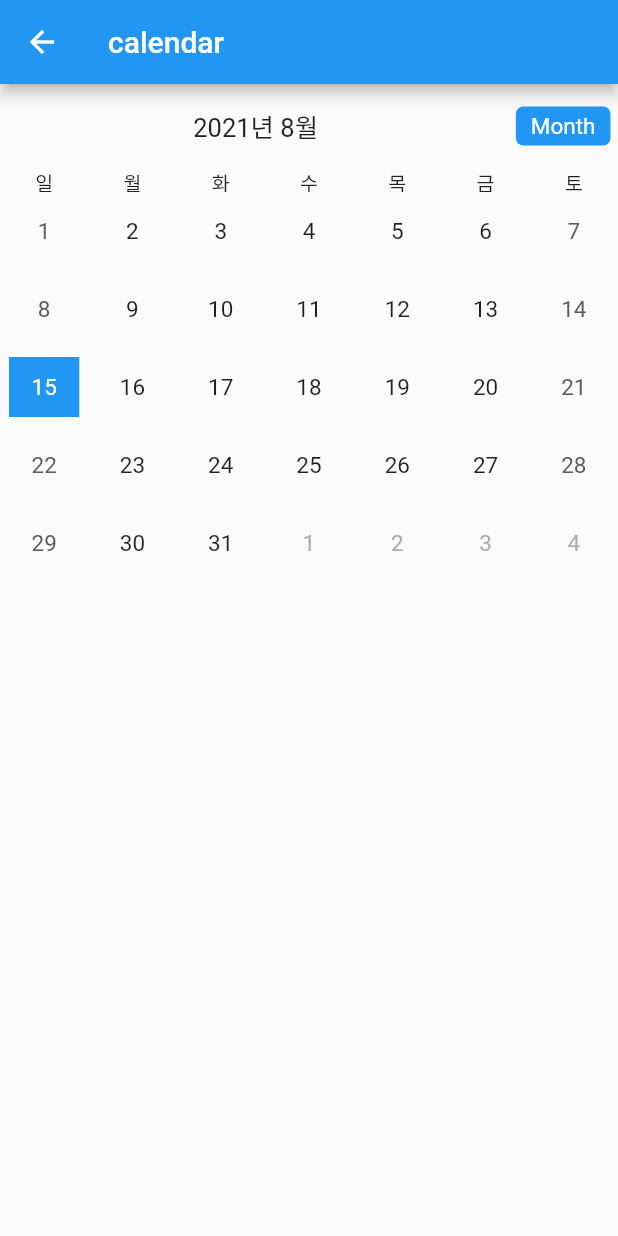
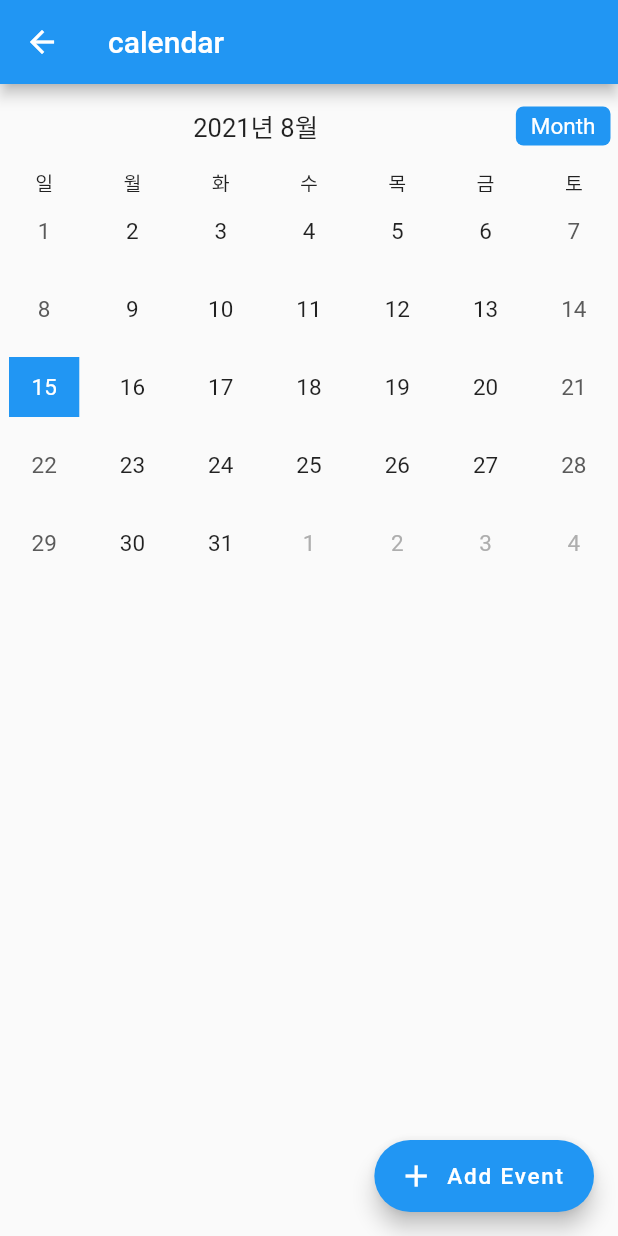
Before and after one commit to huttzza/flutter_face_recognition, a Flutter app: the screen it shows after launch, after a tap on "calendar", on a phone screen of 412 x 824 dp. Run offline on Flutter 3.47's test engine with Material 2 defaults, Android fonts, the phone set to English and light mode, and no system bars; drawn by our look-alikes of table_calendar; our stand-ins replace camera, flutter_svg, image_picker; missing offline and left inert: google_ml_kit.

Commit message:
add events

```diff
--- a/lib/calendar/calendar.dart
+++ b/lib/calendar/calendar.dart
@@ -1,5 +1,6 @@
 import 'package:flutter/material.dart';
 import 'package:table_calendar/table_calendar.dart';
+import 'event.dart';
 
 class Calendar extends StatefulWidget {
   @override
@@ -7,9 +8,28 @@ class Calendar extends StatefulWidget {
 }
 
 class _CalendarState extends State<Calendar> {
+  Map<DateTime, List<Event>> selectedEvents = Map<DateTime, List<Event>>();
   CalendarFormat format = CalendarFormat.month;
   DateTime selectedDay = DateTime.now();
   DateTime focusedDay = DateTime.now();
+
+  TextEditingController _eventController = TextEditingController();
+
+  @override
+  void initState() {
+    selectedEvents = {};
+    super.initState();
+  }
+
+  List<Event> _getEventsfromDay(DateTime date) {
+    return selectedEvents[date] ?? [];
+  }
+
+  @override
+  void dispose() {
+    _eventController.dispose();
+    super.dispose();
+  }
 
   @override
   Widget build(BuildContext context) {
@@ -36,6 +56,7 @@ class _CalendarState extends State<Calendar> {
                   focusedDay = focusDay;
                 });
               },
+              eventLoader: _getEventsfromDay,
               calendarStyle: CalendarStyle(
                 isTodayHighlighted: true,
                 selectedDecoration: BoxDecoration(
@@ -71,10 +92,49 @@ class _CalendarState extends State<Calendar> {
               daysOfWeekStyle: DaysOfWeekStyle(
                   weekdayStyle: TextStyle(fontSize: 13),
                   weekendStyle: TextStyle(fontSize: 13)),
-            )
+            ),
+            ..._getEventsfromDay(selectedDay).map((Event event) => ListTile(
+                  title: Text(event.title),
+                ))
           ],
         ),
       ),
+      floatingActionButton: FloatingActionButton.extended(
+          onPressed: () => showDialog(
+              context: context,
+              builder: (context) => AlertDialog(
+                    title: Text("Add Event"),
+                    content: TextFormField(
+                      controller: _eventController,
+                    ),
+                    actions: [
+                      TextButton(
+                          onPressed: () => Navigator.pop(context),
+                          child: Text("cancel")),
+                      TextButton(
+                          onPressed: () {
+                            if (_eventController.text.isEmpty) {
+                            } else {
+                              if (selectedEvents[selectedDay] != null) {
+                                selectedEvents[selectedDay]?.add(
+                                  Event(title: _eventController.text),
+                                );
+                              } else {
+                                selectedEvents[selectedDay] = [
+                                  Event(title: _eventController.text)
+                                ];
+                              }
+                              Navigator.pop(context);
+                              _eventController.clear();
+                              setState(() {});
+                              return;
+                            }
+                          },
+                          child: Text("ok"))
+                    ],
+                  )),
+          label: Text("Add Event"),
+          icon: Icon(Icons.add)),
     );
   }
 }
```
